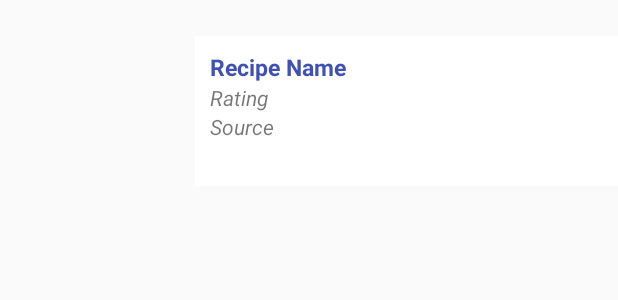
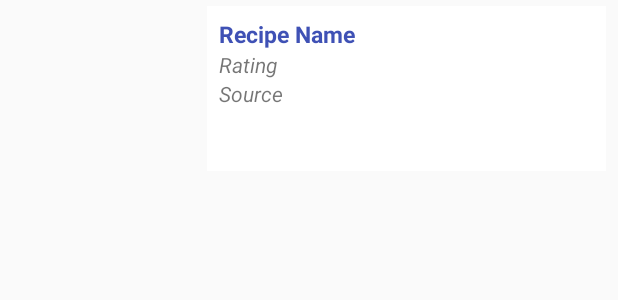
Before and after one commit to DavidMelnychuk/ingredient-identifier, an Android app: the layout recipe_list_item.xml on its own in the app's theme, with its tools: preview values and no code run, on a phone screen of 412 x 824 dp. Shown: the top 300 px of the screen. Run offline under Robolectric (Android 15) with nearby library versions, the phone set to English and light mode, and no system bars.

Commit message:
Connect Adapter with recyclerView in recipeListActivity.
Co-authored-by: David Melnychuk <davidm9779@gmail.com>

```diff
--- a/app/src/main/AndroidManifest.xml
+++ b/app/src/main/AndroidManifest.xml
@@ -29,8 +29,7 @@
             android:value="label" />
 
         <activity android:name=".ui.IdentifyPhotoActivity" />
-        <activity android:name=".ui.GetRecipesActivity"
-            android:theme="@style/RecipeListTheme"></activity>
+        <activity android:name=".ui.GetRecipesActivity"></activity>
     </application>
 
 </manifest>
--- a/app/src/main/java/app/jade/ingredient_identifier/ui/RecipeListAdapter.java
+++ b/app/src/main/java/app/jade/ingredient_identifier/ui/RecipeListAdapter.java
@@ -68,8 +68,8 @@ public class RecipeListAdapter extends RecyclerView.Adapter {
 
         void bind(Recipe recipe) {
             recipeName.setText(recipe.getRecipeName());
-            recipeRating.setText(recipe.getRecipeName());
-            recipeSource.setText(recipe.getRecipeName());
+            recipeRating.setText("Rating: " + recipe.getRating() + " out of 5");
+            recipeSource.setText("Made by " + recipe.getSource());
             Picasso.get().load(recipe.getImageUrl()).into(recipeImage);
         }
     }
--- a/app/src/main/res/layout/recipe_list_item.xml
+++ b/app/src/main/res/layout/recipe_list_item.xml
@@ -3,11 +3,15 @@
     android:orientation="horizontal"
     android:layout_width="match_parent"
     android:layout_height="wrap_content"
-    android:layout_marginTop="24dp">
+    android:paddingTop="4dp"
+    android:paddingBottom="4dp"
+    android:paddingLeft="8dp"
+    android:paddingRight="8dp"
+    >
 
     <ImageView
         android:layout_width="130dp"
-        android:layout_height="100dp"
+        android:layout_height="110dp"
         android:id="@+id/iv_recipe_image"
         android:scaleType="centerCrop"/>
 
@@ -16,7 +20,7 @@
         android:layout_width="match_parent"
         android:background="#ffffff"
         android:layout_height="match_parent"
-        android:padding="10dp">
+        android:padding="8dp">
 
         <TextView
             android:layout_width="wrap_content"
```
Also changed, not shown: app/src/main/java/app/jade/ingredient_identifier/ui/GetRecipesActivity.java (+15 -4 lines), app/src/main/res/layout/activity_get_recipes.xml (+19 -0 lines).
